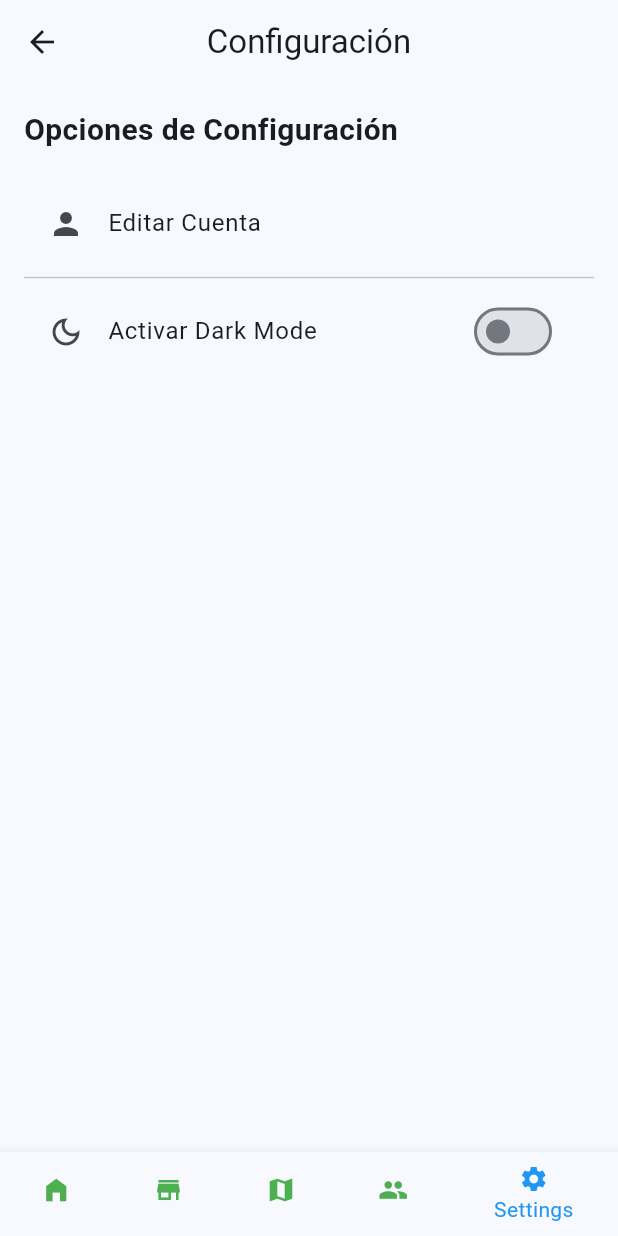
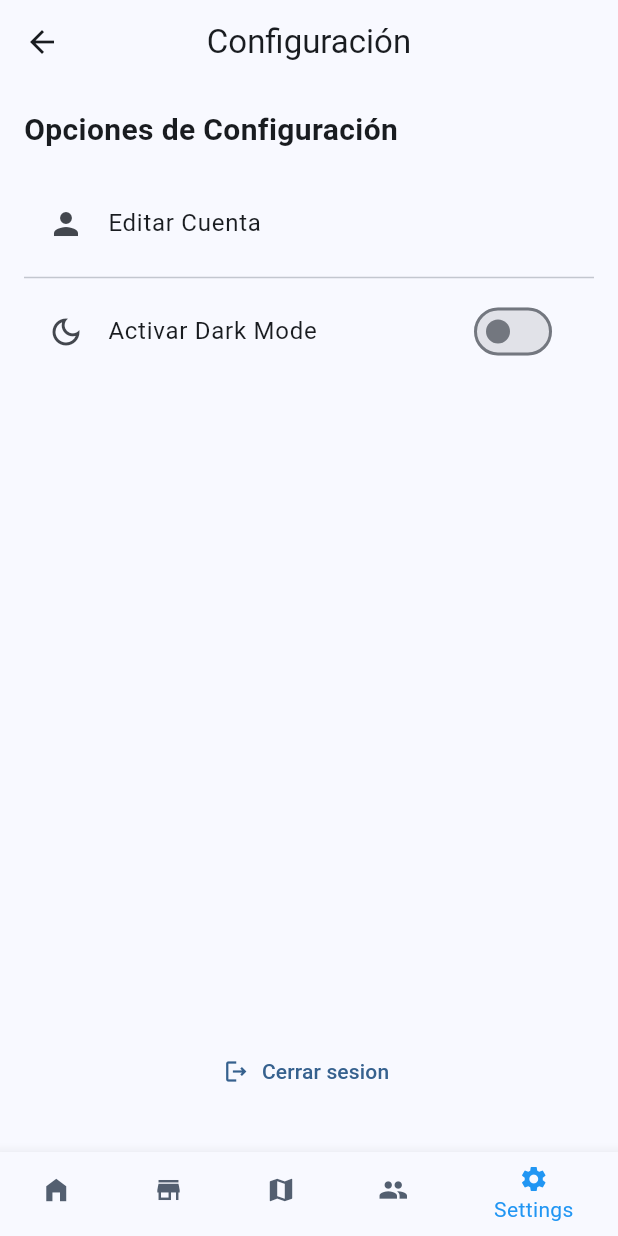
Before and after one commit to ProgramingWithOscar/ProyectoFlutter, a Flutter app: the MainScreen screen opened directly, item 5 of the bottom bar chosen, on a phone screen of 412 x 824 dp. Run offline on Flutter 3.47's test engine with Material 2 defaults, Android fonts, the light colour scheme and no system bars; our stand-ins replace card_swiper, flutter_map, flutter_riverpod, image_picker, latlong2, shared_preferences and 2 more; accounts and stored records are empty; network calls fail.

Commit message:
add cerrar sesion, vista login y register

```diff
--- a/lib/main.dart
+++ b/lib/main.dart
@@ -27,7 +27,7 @@ class MyApp extends ConsumerWidget {
       initialRoute: '/',
       // Rutas de la aplicacion
       routes: {
-        '/': (context) => MainScreen(),
+        '/': (context) => LoginPage(),
         '/register': (context) => SignupPage(),
       },
     );
--- a/lib/presentation/containers/bottom_navigator.dart
+++ b/lib/presentation/containers/bottom_navigator.dart
@@ -1,64 +1,78 @@
-import 'package:flutter/material.dart';  // Importa el paquete necesario para Flutter.
-import 'package:storemap/presentation/screens/fisrt_screen.dart';  // Importa la primera pantalla.
-import 'package:storemap/presentation/screens/map_screen.dart';  // Importa la pantalla del mapa.
-import 'package:storemap/presentation/screens/products_screen.dart';  // Importa la pantalla de productos.
-import 'package:storemap/presentation/screens/profile_screen.dart';  // Importa la pantalla de perfil de usuario.
-import 'package:storemap/presentation/screens/settings_screen.dart';  // Importa la pantalla de configuración.
+import 'package:flutter/material.dart'; // Importa el paquete necesario para Flutter.
+import 'package:storemap/presentation/screens/fisrt_screen.dart'; // Importa la primera pantalla.
+import 'package:storemap/presentation/screens/map_screen.dart'; // Importa la pantalla del mapa.
+import 'package:storemap/presentation/screens/products_screen.dart'; // Importa la pantalla de productos.
+import 'package:storemap/presentation/screens/profile_screen.dart'; // Importa la pantalla de perfil de usuario.
+import 'package:storemap/presentation/screens/settings_screen.dart'; // Importa la pantalla de configuración.
 
-class BotonNavegacion extends StatefulWidget {  // Define la clase BotonNavegacion que extiende StatefulWidget.
-  final ValueChanged<int> onTabSelected; // Añade un callback que se ejecutará cuando se seleccione una pestaña.
+class BotonNavegacion extends StatefulWidget {
+  // Define la clase BotonNavegacion que extiende StatefulWidget.
+  final ValueChanged<int>
+      onTabSelected; // Añade un callback que se ejecutará cuando se seleccione una pestaña.
 
   const BotonNavegacion({required this.onTabSelected, Key? key})
       : super(key: key);
 
   @override
-  State<BotonNavegacion> createState() => BotonNavegacionState();  // Crea un estado para el widget de navegación.
+  State<BotonNavegacion> createState() =>
+      BotonNavegacionState(); // Crea un estado para el widget de navegación.
 }
 
-class BotonNavegacionState extends State<BotonNavegacion> {  // Define el estado del widget de navegación.
-  int selectedIndex = 0;  // Índice de la pestaña seleccionada.
-  final List<Widget> pages = <Widget>[  // Lista de páginas disponibles.
-    const FirstScreen(),  // Primera pantalla.
-    const ProductsScreen(),  // Pantalla de productos.
-    const MapScreen(),  // Pantalla de mapa.
-    const ProfileScreen(),  // Pantalla de perfil de usuario.
-    ConfiguracionScreen()  // Pantalla de configuración.
+class BotonNavegacionState extends State<BotonNavegacion> {
+  // Define el estado del widget de navegación.
+  int selectedIndex = 0; // Índice de la pestaña seleccionada.
+  final List<Widget> pages = <Widget>[
+    // Lista de páginas disponibles.
+    const FirstScreen(), // Primera pantalla.
+    const ProductsScreen(), // Pantalla de productos.
+    const MapScreen(), // Pantalla de mapa.
+    const ProfileScreen(), // Pantalla de perfil de usuario.
+    ConfiguracionScreen() // Pantalla de configuración.
   ];
 
   @override
-  Widget build(BuildContext context) {  // Define el método 'build' para construir el widget de navegación.
-    return BottomNavigationBar(  // Widget de barra de navegación inferior.
-      currentIndex: selectedIndex,  // Índice de la pestaña actual.
-      onTap: (int index) {  // Función que se ejecuta cuando se toca una pestaña.
-        setState(() {  // Actualiza el estado del widget.
-          selectedIndex = index;  // Actualiza el índice de la pestaña seleccionada.
-          widget.onTabSelected(index);  // Notifica al widget padre (MainScreen) sobre el cambio de pestaña.
+  Widget build(BuildContext context) {
+    final color = Theme.of(context)
+        .colorScheme; // Define el método 'build' para construir el widget de navegación.
+    return BottomNavigationBar(
+      // Widget de barra de navegación inferior.
+      currentIndex: selectedIndex, // Índice de la pestaña actual.
+      onTap: (int index) {
+        // Función que se ejecuta cuando se toca una pestaña.
+        setState(() {
+          // Actualiza el estado del widget.
+          selectedIndex =
+              index; // Actualiza el índice de la pestaña seleccionada.
+          widget.onTabSelected(
+              index); // Notifica al widget padre (MainScreen) sobre el cambio de pestaña.
         });
       },
-      iconSize: 20,  // Tamaño de los íconos.
-      backgroundColor: Colors.green, // Establece un color de fondo para la barra de navegación.
-      unselectedItemColor: Colors.green, // Establece un color para los íconos no seleccionados.
-      selectedItemColor: Colors.blue, // Establece un color para el ícono seleccionado.
-      items: const <BottomNavigationBarItem>[  // Lista de elementos de la barra de navegación.
+      iconSize: 20, // Tamaño de los íconos.
+      backgroundColor: color.primary, // Establece un color de fondo para la barra de navegación.
+      unselectedItemColor: color.secondary, // Establece un color para los íconos no seleccionados.
+      selectedItemColor:
+          Colors.blue, // Establece un color para el ícono seleccionado.
+      items: const <BottomNavigationBarItem>[
+        // Lista de elementos de la barra de navegación.
         BottomNavigationBarItem(
-          icon: Icon(Icons.home_filled),  // Ícono de inicio.
-          label: 'Home',  // Etiqueta de inicio.
+          icon: Icon(Icons.home_filled), // Ícono de inicio.
+          label: 'Home', // Etiqueta de inicio.
         ),
         BottomNavigationBarItem(
-          icon: Icon(Icons.store_mall_directory),  // Ícono de tienda.
-          label: 'Shop',  // Etiqueta de tienda.
+          icon: Icon(Icons.store_mall_directory), // Ícono de tienda.
+          label: 'Shop', // Etiqueta de tienda.
         ),
         BottomNavigationBarItem(
-          icon: Icon(Icons.map),  // Ícono de mapa.
-          label: 'Map',  // Etiqueta de mapa.
+          icon: Icon(Icons.map), // Ícono de mapa.
+          label: 'Map', // Etiqueta de mapa.
         ),
         BottomNavigationBarItem(
-          icon: Icon(Icons.people),  // Ícono de perfil.
-          label: 'Profile',  // Etiqueta de perfil.
+          icon: Icon(Icons.people), // Ícono de perfil.
+          label: 'Profile', // Etiqueta de perfil.
         ),
         BottomNavigationBarItem(
-          icon: Icon(Icons.settings),  // Ícono de configuración.
-          label: 'Settings',  // Etiqueta de configuración.
+          icon: Icon(Icons.settings), // Ícono de configuración.
+          label: 'Settings', // Etiqueta de configuración.
         ),
         // Agrega más elementos aquí según sea necesario.
       ],
--- a/lib/presentation/screens/main_screen.dart
+++ b/lib/presentation/screens/main_screen.dart
@@ -17,7 +17,8 @@ class _MainScreenState extends State<MainScreen> {
   @override
   Widget build(BuildContext context) {  // Define el método 'build' para construir la pantalla.
     return SafeArea(  // Asegura que el contenido no se coloque debajo de las barras de sistema.
-      child: Scaffold(  // Define la estructura básica de la pantalla.
+      child: Scaffold(
+        backgroundColor: Colors.white,  // Define la estructura básica de la pantalla.
         bottomNavigationBar: BotonNavegacion(  // Agrega una barra de navegación en la parte inferior.
           onTabSelected: (index) {  // Función que se ejecuta cuando se selecciona una pestaña.
             setState(() {  // Actualiza el estado de la aplicación.
--- a/lib/presentation/screens/settings_screen.dart
+++ b/lib/presentation/screens/settings_screen.dart
@@ -15,6 +15,13 @@ class ConfiguracionScreen extends ConsumerWidget {
       appBar: AppBar(
         title: const Text('Configuración'),
       ),
+      bottomNavigationBar: Padding(
+        padding: const EdgeInsets.symmetric(horizontal: 20, vertical: 30),
+        child: TextButton.icon(onPressed: (){
+          Navigator.pop(context);
+        }, icon: Icon(Icons.logout_outlined), label: const Text('Cerrar sesion'),),
+      ),
+
       body: Padding(
         padding: const EdgeInsets.all(16.0),
         child: Column(
@@ -59,6 +66,7 @@ class ConfiguracionScreen extends ConsumerWidget {
                 // Puedes navegar a una pantalla relacionada con el modo oscuro si es necesario.
               },
             ),
+
             // Puedes agregar más opciones de configuración aquí
           ],
         ),
```
Also changed, not shown: lib/Comm/genLoginSignupHeader.dart (+10 -15 lines), lib/presentation/containers/container_widget.dart (+68 -45 lines), lib/presentation/screens/auth_screen.dart (+93 -56 lines), lib/presentation/screens/fisrt_screen.dart (+48 -42 lines), lib/presentation/screens/register_screen.dart (+2 -6 lines), assets/images/logo-storemap.jpg (added).
